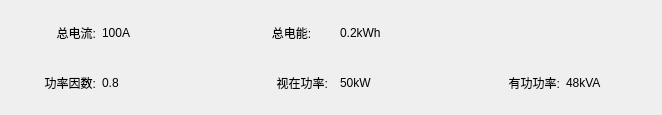
The window that BusBar-Qt/branch/box/boxtotalwid.ui (luozhiyong131/BusBar) describes before a commit, drawn with Qt 5.
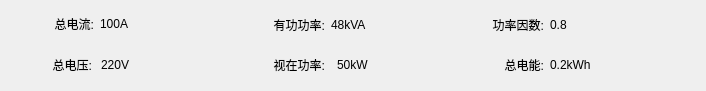
The same window after the commit.

```diff
--- a/BusBar-Qt/branch/box/boxtotalwid.ui
+++ b/BusBar-Qt/branch/box/boxtotalwid.ui
@@ -6,16 +6,22 @@
    <rect>
     <x>0</x>
     <y>0</y>
-    <width>662</width>
-    <height>115</height>
+    <width>706</width>
+    <height>91</height>
    </rect>
   </property>
   <property name="windowTitle">
    <string>Form</string>
   </property>
-  <layout class="QGridLayout" name="gridLayout">
-   <item row="0" column="0">
     <widget class="QLabel" name="label_4">
+   <property name="geometry">
+    <rect>
+     <x>9</x>
+     <y>9</y>
+     <width>85</width>
+     <height>30</height>
+    </rect>
+   </property>
      <property name="minimumSize">
       <size>
        <width>85</width>
@@ -35,9 +41,15 @@
       <set>Qt::AlignRight|Qt::AlignTrailing|Qt::AlignVCenter</set>
      </property>
     </widget>
-   </item>
-   <item row="0" column="1">
     <widget class="QLabel" name="tCurLab">
+   <property name="geometry">
+    <rect>
+     <x>100</x>
+     <y>9</y>
+     <width>85</width>
+     <height>30</height>
+    </rect>
+   </property>
      <property name="minimumSize">
       <size>
        <width>85</width>
@@ -60,22 +72,15 @@
       <set>Qt::AlignLeading|Qt::AlignLeft|Qt::AlignVCenter</set>
      </property>
     </widget>
-   </item>
-   <item row="0" column="2" colspan="2">
-    <spacer name="horizontalSpacer">
-     <property name="orientation">
-      <enum>Qt::Horizontal</enum>
-     </property>
-     <property name="sizeHint" stdset="0">
-      <size>
-       <width>43</width>
-       <height>20</height>
-      </size>
-     </property>
-    </spacer>
-   </item>
-   <item row="0" column="4">
     <widget class="QLabel" name="label_8">
+   <property name="geometry">
+    <rect>
+     <x>459</x>
+     <y>50</y>
+     <width>85</width>
+     <height>30</height>
+    </rect>
+   </property>
      <property name="minimumSize">
       <size>
        <width>85</width>
@@ -92,24 +97,24 @@
       <string>总电能:</string>
      </property>
      <property name="alignment">
-      <set>Qt::AlignCenter</set>
-     </property>
-    </widget>
-   </item>
-   <item row="0" column="5">
+    <set>Qt::AlignRight|Qt::AlignTrailing|Qt::AlignVCenter</set>
+   </property>
+  </widget>
     <widget class="QLabel" name="tEleLab">
+   <property name="geometry">
+    <rect>
+     <x>550</x>
+     <y>50</y>
+     <width>131</width>
+     <height>30</height>
+    </rect>
+   </property>
      <property name="minimumSize">
       <size>
        <width>85</width>
        <height>0</height>
       </size>
      </property>
-     <property name="maximumSize">
-      <size>
-       <width>85</width>
-       <height>16777215</height>
-      </size>
-     </property>
      <property name="text">
       <string>0.2kWh</string>
      </property>
@@ -117,22 +122,15 @@
       <set>Qt::AlignLeading|Qt::AlignLeft|Qt::AlignVCenter</set>
      </property>
     </widget>
-   </item>
-   <item row="0" column="6">
-    <spacer name="horizontalSpacer_3">
-     <property name="orientation">
-      <enum>Qt::Horizontal</enum>
-     </property>
-     <property name="sizeHint" stdset="0">
-      <size>
-       <width>43</width>
-       <height>20</height>
-      </size>
-     </property>
-    </spacer>
-   </item>
-   <item row="0" column="7">
     <widget class="QLabel" name="label_11">
+   <property name="geometry">
+    <rect>
+     <x>10</x>
+     <y>50</y>
+     <width>82</width>
+     <height>30</height>
+    </rect>
+   </property>
      <property name="minimumSize">
       <size>
        <width>82</width>
@@ -146,15 +144,21 @@
       </size>
      </property>
      <property name="text">
-      <string/>
+    <string>总电压:</string>
      </property>
      <property name="alignment">
       <set>Qt::AlignRight|Qt::AlignTrailing|Qt::AlignVCenter</set>
      </property>
     </widget>
-   </item>
-   <item row="0" column="8">
-    <widget class="QLabel" name="temlab">
+  <widget class="QLabel" name="vollab">
+   <property name="geometry">
+    <rect>
+     <x>101</x>
+     <y>50</y>
+     <width>82</width>
+     <height>30</height>
+    </rect>
+   </property>
      <property name="minimumSize">
       <size>
        <width>82</width>
@@ -168,12 +172,18 @@
       </size>
      </property>
      <property name="text">
-      <string/>
-     </property>
-    </widget>
-   </item>
-   <item row="1" column="0">
+    <string>220V</string>
+   </property>
+  </widget>
     <widget class="QLabel" name="label_7">
+   <property name="geometry">
+    <rect>
+     <x>459</x>
+     <y>10</y>
+     <width>85</width>
+     <height>30</height>
+    </rect>
+   </property>
      <property name="minimumSize">
       <size>
        <width>85</width>
@@ -193,9 +203,15 @@
       <set>Qt::AlignRight|Qt::AlignTrailing|Qt::AlignVCenter</set>
      </property>
     </widget>
-   </item>
-   <item row="1" column="1">
     <widget class="QLabel" name="tPfLab">
+   <property name="geometry">
+    <rect>
+     <x>550</x>
+     <y>10</y>
+     <width>85</width>
+     <height>30</height>
+    </rect>
+   </property>
      <property name="minimumSize">
       <size>
        <width>85</width>
@@ -212,22 +228,15 @@
       <string>0.8</string>
      </property>
     </widget>
-   </item>
-   <item row="1" column="2">
-    <spacer name="horizontalSpacer_2">
-     <property name="orientation">
-      <enum>Qt::Horizontal</enum>
-     </property>
-     <property name="sizeHint" stdset="0">
-      <size>
-       <width>37</width>
-       <height>20</height>
-      </size>
-     </property>
-    </spacer>
-   </item>
-   <item row="1" column="3" colspan="2">
     <widget class="QLabel" name="label_9">
+   <property name="geometry">
+    <rect>
+     <x>240</x>
+     <y>50</y>
+     <width>85</width>
+     <height>30</height>
+    </rect>
+   </property>
      <property name="minimumSize">
       <size>
        <width>85</width>
@@ -247,9 +256,15 @@
       <set>Qt::AlignRight|Qt::AlignTrailing|Qt::AlignVCenter</set>
      </property>
     </widget>
-   </item>
-   <item row="1" column="5">
     <widget class="QLabel" name="tApPowLab">
+   <property name="geometry">
+    <rect>
+     <x>337</x>
+     <y>50</y>
+     <width>85</width>
+     <height>30</height>
+    </rect>
+   </property>
      <property name="minimumSize">
       <size>
        <width>85</width>
@@ -266,22 +281,15 @@
       <string>50kW</string>
      </property>
     </widget>
-   </item>
-   <item row="1" column="6">
-    <spacer name="horizontalSpacer_4">
-     <property name="orientation">
-      <enum>Qt::Horizontal</enum>
-     </property>
-     <property name="sizeHint" stdset="0">
-      <size>
-       <width>43</width>
-       <height>20</height>
-      </size>
-     </property>
-    </spacer>
-   </item>
-   <item row="1" column="7">
     <widget class="QLabel" name="label_10">
+   <property name="geometry">
+    <rect>
+     <x>240</x>
+     <y>10</y>
+     <width>85</width>
+     <height>30</height>
+    </rect>
+   </property>
      <property name="minimumSize">
       <size>
        <width>85</width>
@@ -301,9 +309,15 @@
       <set>Qt::AlignRight|Qt::AlignTrailing|Qt::AlignVCenter</set>
      </property>
     </widget>
-   </item>
-   <item row="1" column="8">
     <widget class="QLabel" name="tPowLab">
+   <property name="geometry">
+    <rect>
+     <x>331</x>
+     <y>10</y>
+     <width>85</width>
+     <height>30</height>
+    </rect>
+   </property>
      <property name="minimumSize">
       <size>
        <width>85</width>
@@ -320,8 +334,6 @@
       <string>48kVA</string>
      </property>
     </widget>
-   </item>
-  </layout>
  </widget>
  <resources/>
  <connections/>
```
Lines whose indentation alone changed are shown as unchanged.
